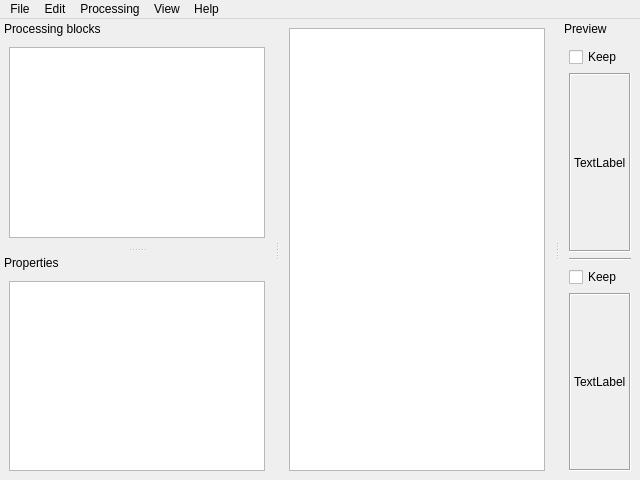
Above: src/gui/main_form.ui from anton-golubkov/Garland before the change. Below: the same form after it.
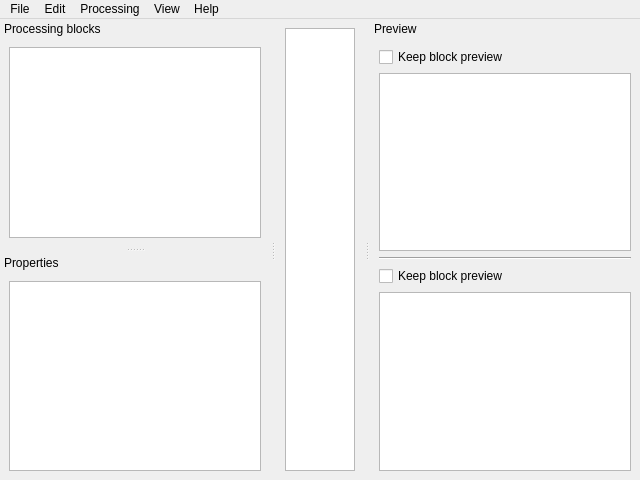
That is the form after the change. Custom widgets are drawn as their Qt base class.

Commit message: Change block preview widget to QGraphicsView

What changed in the file:
```diff
--- a/src/gui/main_form.ui
+++ b/src/gui/main_form.ui
@@ -165,22 +165,12 @@
      <item>
       <widget class="QCheckBox" name="keepPreview1">
        <property name="text">
-        <string>Keep</string>
+        <string>Keep block preview</string>
        </property>
       </widget>
      </item>
      <item>
-      <widget class="QLabel" name="previewImage1">
-       <property name="frameShape">
-        <enum>QFrame::Box</enum>
-       </property>
-       <property name="frameShadow">
-        <enum>QFrame::Sunken</enum>
-       </property>
-       <property name="text">
-        <string>TextLabel</string>
-       </property>
-      </widget>
+      <widget class="QGraphicsView" name="previewView1"/>
      </item>
      <item>
       <widget class="Line" name="line">
@@ -192,22 +182,12 @@
      <item>
       <widget class="QCheckBox" name="keepPreview2">
        <property name="text">
-        <string>Keep</string>
+        <string>Keep block preview</string>
        </property>
       </widget>
      </item>
      <item>
-      <widget class="QLabel" name="previewImage2">
-       <property name="frameShape">
-        <enum>QFrame::Box</enum>
-       </property>
-       <property name="frameShadow">
-        <enum>QFrame::Sunken</enum>
-       </property>
-       <property name="text">
-        <string>TextLabel</string>
-       </property>
-      </widget>
+      <widget class="QGraphicsView" name="previewView2"/>
      </item>
     </layout>
    </widget>
```
The commit also changes 3 other files.
